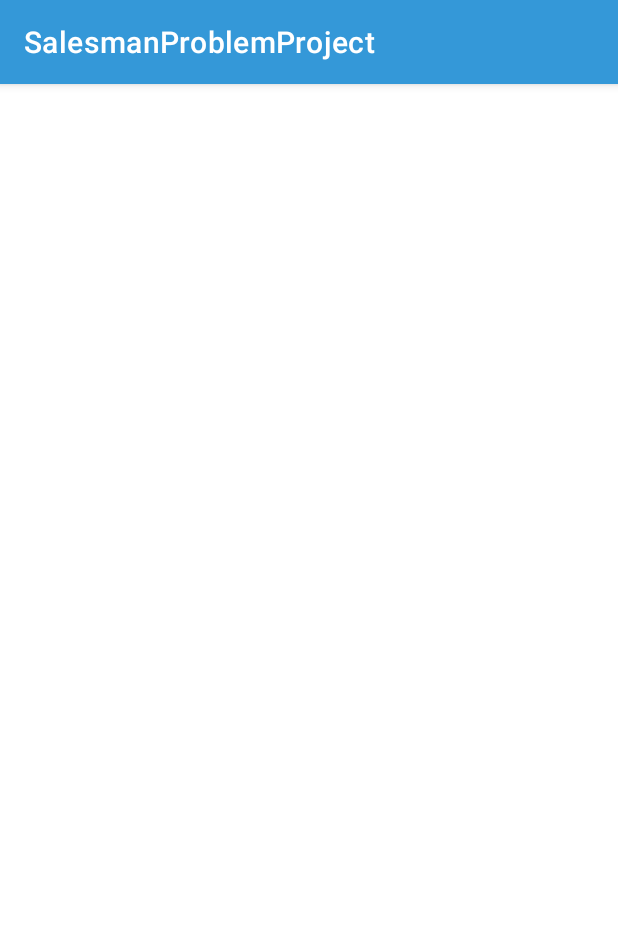
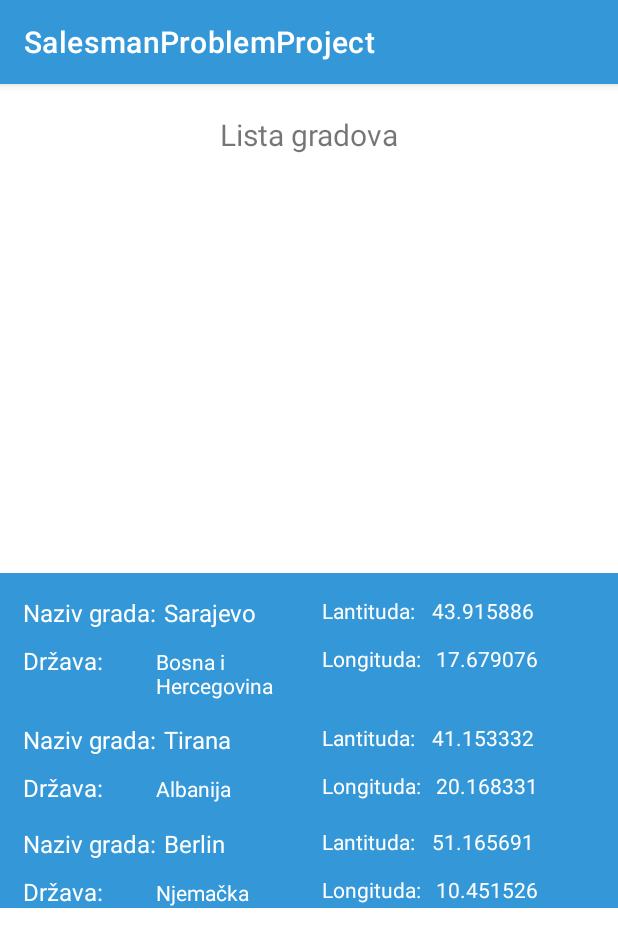
Before and after one commit to kerimnuhanovic/SalesmanProblemProject2, an Android app: the screen it shows after launch (MainActivity), on a phone screen of 412 x 824 dp. Shown: the top 947 px of the screen. Run offline under Robolectric (Android 15) with nearby library versions, the phone set to English and light mode, and no system bars; our stand-ins replace Timber, data binding.

Commit message:
Update 1
sdafasf

```diff
--- a/app/build.gradle
+++ b/app/build.gradle
@@ -57,6 +57,8 @@ dependencies {
     implementation "androidx.navigation:navigation-ui-ktx:$navigationVersion"
 
     implementation 'com.jakewharton.timber:timber:5.0.1'
+    implementation 'com.google.android.material:material:1.2.0-alpha04'
+
 
 
 }
--- a/app/src/main/java/com/example/salesmanproblemproject/Grad.kt
+++ b/app/src/main/java/com/example/salesmanproblemproject/Grad.kt
@@ -1,3 +1,4 @@
 package com.example.salesmanproblemproject
 
-data class Grad(val grad: String="", val drzava: String="")
+data class Grad(val grad: String="", val drzava: String="", val Lant: Double, val Long: Double)
+//Grad, drzava, lantituda, logituda
--- a/app/src/main/java/com/example/salesmanproblemproject/GradAdapter.kt
+++ b/app/src/main/java/com/example/salesmanproblemproject/GradAdapter.kt
@@ -19,18 +19,22 @@ class GradAdapter: RecyclerView.Adapter<GradAdapter.GradViewHolder>() {
     }
 
     override fun onBindViewHolder(holder: GradViewHolder, position: Int) {
-        holder.grad.text="Sarajevo"
-        holder.drzava.text="Sarajevo"
+        holder.grad.text =    data[position].grad
+        holder.drzava.text = data[position].drzava
+        holder.lant.text = data[position].Lant.toString()
+        holder.long.text = data[position].Long.toString()
 
     }
 
     override fun getItemCount(): Int {
-        return 20
+        return data.size
     }
     //moze se reci da je ova klasa ispod nas jedan item od Recycler viewa
     class GradViewHolder(itemView: View) : RecyclerView.ViewHolder(itemView) {
         var grad:TextView=itemView.findViewById(R.id.Grad)
         var drzava:TextView=itemView.findViewById(R.id.Drzava)
+        var lant:TextView=itemView.findViewById(R.id.lantituda)
+        var long:TextView=itemView.findViewById(R.id.longituda)
 
     }
 }
--- a/app/src/main/java/com/example/salesmanproblemproject/ListaGradovaFragment.kt
+++ b/app/src/main/java/com/example/salesmanproblemproject/ListaGradovaFragment.kt
@@ -1,11 +1,15 @@
 package com.example.salesmanproblemproject
 
+import android.app.Activity
 import android.os.Bundle
 import androidx.fragment.app.Fragment
 import android.view.LayoutInflater
+import android.view.MenuItem
 import android.view.View
 import android.view.ViewGroup
+import androidx.appcompat.app.ActionBarDrawerToggle
 import androidx.databinding.DataBindingUtil
+import androidx.drawerlayout.widget.DrawerLayout
 import androidx.recyclerview.widget.RecyclerView
 import com.example.salesmanproblemproject.databinding.FragmentListaGradovaBinding
 import com.example.salesmanproblemproject.databinding.FragmentTitleBinding
@@ -16,6 +20,7 @@ import com.example.salesmanproblemproject.databinding.FragmentTitleBinding
  * create an instance of this fragment.
  */
 class ListaGradovaFragment : Fragment() {
+    lateinit var toggle: ActionBarDrawerToggle
 
 
     override fun onCreateView(
@@ -26,13 +31,42 @@ class ListaGradovaFragment : Fragment() {
         val binding: FragmentListaGradovaBinding = DataBindingUtil.inflate(inflater, R.layout.fragment_lista_gradova, container, false)
 
         //postavljanje recyclerView-a
+        var podaci= arrayListOf<Grad>()
+        podaci=postaviListu(podaci)
         val grad_adapter=GradAdapter()
+        grad_adapter.data=podaci
         val recyclerView: RecyclerView=binding.recycleGradovi
-        recyclerView.adapter=grad_adapter//kraj postavljanja recycler Viewa
+        recyclerView.adapter=grad_adapter
+
+        //kraj postavljanja recycler Viewa
+        ///////////////////pocetak za bocni meni
+        var drawerLayout: DrawerLayout =binding.drawerLayout
+        var navView=binding.navView
+        toggle = ActionBarDrawerToggle(activity, drawerLayout, R.string.open, R.string.close)
+        drawerLayout.addDrawerListener(toggle)
+        toggle.syncState()///kraj za bocni meni
+        //nisam nesto dodao jer ne moze u fragmentu
+
 
         return binding.root;
     }
 
+//ispod je funckija potrebna za selektiranje itema u bocnom meniju
+    override fun onOptionsItemSelected(item: MenuItem): Boolean {
+        if(toggle.onOptionsItemSelected(item)){
+            return true
+        }
+        return super.onOptionsItemSelected(item)
+    }
+
+
+    private fun postaviListu(podaci: ArrayList<Grad>): ArrayList<Grad> {
+        var povratna= arrayListOf<Grad>()
+        povratna.add(Grad("Sarajevo","Bosna i Hercegovina",43.915886,17.679076))
+        povratna.add(Grad("Tirana","Albanija",41.153332,20.168331 ))
+        povratna.add(Grad("Berlin","Njemačka", 51.165691, 10.451526))
+        return povratna
+    }
 
 
 }
--- a/app/src/main/res/layout/fragment_lista_gradova.xml
+++ b/app/src/main/res/layout/fragment_lista_gradova.xml
@@ -1,28 +1,30 @@
 <?xml version="1.0" encoding="utf-8"?>
+<!--Ovdje sam svašta radio, nešto sam eksperimentisao i radi,
+Neki lik je objasnjavao ali morao sam probavati jer on nije koristio
+binding niti je pravio u fragmentu.
+-->
 
-<layout xmlns:android="http://schemas.android.com/apk/res/android"
+<layout
+    xmlns:android="http://schemas.android.com/apk/res/android"
     xmlns:app="http://schemas.android.com/apk/res-auto"
     xmlns:tools="http://schemas.android.com/tools">
 
     <androidx.constraintlayout.widget.ConstraintLayout
         android:layout_width="match_parent"
         android:layout_height="match_parent"
-    tools:context=".ListaGradovaFragment">
+        tools:context=".MainActivity">
 
 
         <TextView
             android:id="@+id/textView"
             android:layout_width="wrap_content"
             android:layout_height="wrap_content"
+            android:layout_marginTop="20dp"
             android:text="@string/naslovRecycleView"
             android:textSize="20sp"
-        android:layout_marginTop="20dp"
-
             app:layout_constraintEnd_toEndOf="parent"
             app:layout_constraintStart_toStartOf="parent"
             app:layout_constraintTop_toTopOf="parent" />
-
-
 
         <androidx.recyclerview.widget.RecyclerView
             android:id="@+id/recycleGradovi"
@@ -35,5 +37,26 @@
             app:layout_constraintTop_toBottomOf="@id/textView"
             app:layoutManager="androidx.recyclerview.widget.LinearLayoutManager"/>
 
+        <androidx.drawerlayout.widget.DrawerLayout
+            android:id="@+id/drawerLayout"
+            android:layout_width="match_parent"
+            android:layout_height="match_parent">
+
+            <com.google.android.material.navigation.NavigationView
+                android:id="@+id/navView"
+                android:layout_width="wrap_content"
+                android:layout_height="match_parent"
+                android:layout_gravity="start"
+                android:fitsSystemWindows="true"
+                app:headerLayout="@layout/dodavanje_u_slide_menu"
+                app:menu="@menu/nav_header_menu"
+               tools:ignore="MissingConstraints" >
+
+
+
+            </com.google.android.material.navigation.NavigationView>
+        </androidx.drawerlayout.widget.DrawerLayout>
+
     </androidx.constraintlayout.widget.ConstraintLayout>
+
 </layout>
--- a/app/src/main/res/layout/grad_item.xml
+++ b/app/src/main/res/layout/grad_item.xml
@@ -23,7 +23,7 @@
         android:layout_width="wrap_content"
         android:layout_height="wrap_content"
         android:layout_marginStart="15dp"
-        android:layout_marginTop="15dp"
+        android:layout_marginTop="10dp"
         android:text="@string/dr_ava"
         android:textSize="16sp"
         app:layout_constraintStart_toStartOf="parent"
@@ -32,8 +32,9 @@
 
     <TextView
         android:id="@+id/Grad"
-        android:layout_width="wrap_content"
+        android:layout_width="100dp"
         android:layout_height="wrap_content"
+        android:layout_marginStart="5dp"
 
         android:layout_marginTop="15dp"
         android:textColor="@color/white"
@@ -43,24 +44,53 @@
 
     <TextView
         android:id="@+id/Drzava"
+        android:layout_width="100dp"
+        android:layout_height="wrap_content"
+        android:layout_marginTop="12dp"
+        app:layout_constraintStart_toEndOf="@+id/textView2"
+        app:layout_constraintTop_toBottomOf="@+id/Grad"
+        android:textColor="@color/white"/>
+    <TextView
+        android:id="@+id/textView4"
+        android:layout_width="68dp"
+        android:layout_height="20dp"
+        android:layout_marginStart="5dp"
+        android:layout_marginTop="15dp"
+        android:text="@string/lantituda"
+        app:layout_constraintStart_toEndOf="@+id/Grad"
+        app:layout_constraintTop_toTopOf="parent"
+        android:textColor="@color/white"/>
+
+    <TextView
+        android:id="@+id/textView5"
         android:layout_width="wrap_content"
         android:layout_height="wrap_content"
-        android:layout_marginStart="100dp"
-        android:textSize="16sp"
+        android:layout_marginStart="5dp"
+        android:text="@string/longituda"
+        android:layout_marginTop="12dp"
+        app:layout_constraintStart_toEndOf="@+id/Grad"
+        app:layout_constraintTop_toBottomOf="@+id/textView4"
+        android:textColor="@color/white"/>
 
-        android:layout_marginTop="15dp"
-        app:layout_constraintStart_toStartOf="@+id/textView2"
-        app:layout_constraintTop_toBottomOf="@+id/Grad"
-        android:textColor="@color/white"/>
-<!--
     <TextView
-        android:id="@+id/breakline"
+        android:id="@+id/lantituda"
         android:layout_width="wrap_content"
         android:layout_height="wrap_content"
-        android:text="@string/breakline"
-        app:layout_constraintEnd_toEndOf="parent"
-        app:layout_constraintStart_toStartOf="parent"
+        android:layout_marginStart="5dp"
         android:layout_marginTop="15dp"
-        app:layout_constraintTop_toBottomOf="@+id/textView3"
-        android:background="@color/white"/>-->
+        app:layout_constraintStart_toEndOf="@+id/textView4"
+        app:layout_constraintTop_toTopOf="parent"
+        android:textColor="@color/white"/>
+
+    <TextView
+        android:id="@+id/longituda"
+        android:layout_width="wrap_content"
+        android:layout_height="wrap_content"
+        android:layout_marginStart="8dp"
+        android:layout_marginTop="32dp"
+        app:layout_constraintStart_toEndOf="@+id/textView4"
+        app:layout_constraintTop_toTopOf="@id/lantituda"
+        android:textColor="@color/white"
+        />
+
 </androidx.constraintlayout.widget.ConstraintLayout>
--- /dev/null
+++ b/app/src/main/res/menu/nav_header_menu.xml
@@ -0,0 +1,20 @@
+<?xml version="1.0" encoding="utf-8"?>
+<menu xmlns:tools="http://schemas.android.com/tools"
+    xmlns:app="http://schemas.android.com/apk/res-auto"
+    xmlns:android="http://schemas.android.com/apk/res/android">
+    <!-- Ovo ti je baš bočni meni, Itemi se dodaju kao i u primjeru ispod
+    potrebno je testirati atribut 'actionFragment' ali nisam dodao fragment
+    mada ja sam to testirao na nekom drugom slucaju i radilo je
+    -->
+
+
+    <item
+        android:id="@+id/item1"
+        android:title="Računaj salesman problem"
+
+        />
+
+
+
+
+</menu>
--- a/app/src/main/res/values/strings.xml
+++ b/app/src/main/res/values/strings.xml
@@ -5,6 +5,12 @@
     <string name="naslovRecycleView">Lista gradova</string>
     <string name="naziv_grada">Naziv grada:</string>
     <string name="dr_ava">Država:</string>
-    <string name="breakline">--------------------------------------------------------------------------------------------------</string>
     <string name="dodaj_grad">Dodaj grad</string>
+    <string name="lantituda">Lantituda: </string>
+    <string name="longituda">Longituda: </string>
+    <string name="open">Open </string>
+    <string name="close">Close </string>
+    <string name="naziv_drzave">Naziv drzave</string>
+    <string name="naziv_grada_hint">Naziv grada</string>
+
 </resources>
```
Also changed, not shown: app/src/main/res/layout/dodavanje_u_slide_menu.xml (added, +67 -0 lines), 1 other file. Lines whose indentation alone changed are shown as unchanged.
